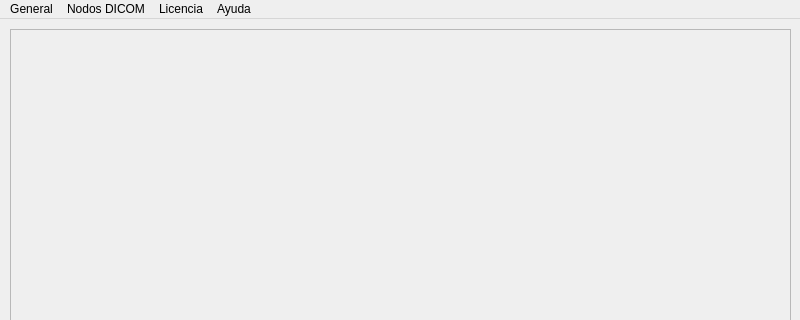
SoftTechMX/sistema-imagis, file MainWindow.ui: the form before one commit; both pictures show x 0 to 800 and y 0 to 320 of the 800 by 600 pixel window.
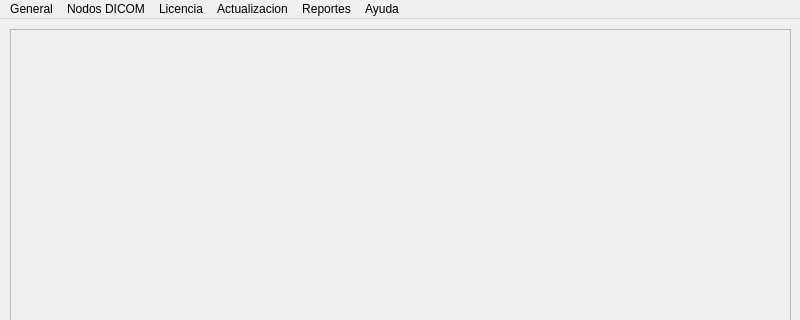
The form after the commit.

Diff of the .ui file:
```diff
--- a/MainWindow.ui
+++ b/MainWindow.ui
@@ -40,14 +40,14 @@
      <height>22</height>
     </rect>
    </property>
-   <widget class="QMenu" name="menuGeneral">
+   <widget class="QMenu" name="menu_general">
     <property name="title">
      <string>General</string>
     </property>
     <addaction name="action_gestion_de_usuarios"/>
     <addaction name="action_gestion_de_productos"/>
    </widget>
-   <widget class="QMenu" name="menuNodos_DICOM">
+   <widget class="QMenu" name="menu_nodos_DICOM">
     <property name="title">
      <string>Nodos DICOM</string>
     </property>
@@ -55,25 +55,39 @@
     <addaction name="action_configuracion_imagis"/>
     <addaction name="action_modulos_imagis"/>
    </widget>
-   <widget class="QMenu" name="menuLicencia">
+   <widget class="QMenu" name="menu_licencia">
     <property name="title">
      <string>Licencia</string>
     </property>
     <addaction name="action_registrar_licencia"/>
     <addaction name="action_consultar_estatus"/>
    </widget>
-   <widget class="QMenu" name="menuAyuda">
+   <widget class="QMenu" name="menu_actualizacion">
     <property name="title">
-     <string>Ayuda</string>
+     <string>Actualizacion</string>
     </property>
     <addaction name="action_reporte"/>
     <addaction name="action_actualizar_software"/>
+   </widget>
+   <widget class="QMenu" name="menu_reportes">
+    <property name="title">
+     <string>Reportes</string>
+    </property>
+    <addaction name="action_reporte_general"/>
+    <addaction name="action_reporte_especifico"/>
+   </widget>
+   <widget class="QMenu" name="menu_ayuda">
+    <property name="title">
+     <string>Ayuda</string>
+    </property>
     <addaction name="action_documentacion"/>
    </widget>
-   <addaction name="menuGeneral"/>
-   <addaction name="menuNodos_DICOM"/>
-   <addaction name="menuLicencia"/>
-   <addaction name="menuAyuda"/>
+   <addaction name="menu_general"/>
+   <addaction name="menu_nodos_DICOM"/>
+   <addaction name="menu_licencia"/>
+   <addaction name="menu_actualizacion"/>
+   <addaction name="menu_reportes"/>
+   <addaction name="menu_ayuda"/>
   </widget>
   <widget class="QStatusBar" name="statusbar"/>
   <action name="action_reporte">
```
Left out of the diff: 71 changed lines with no effect on the pictures.
